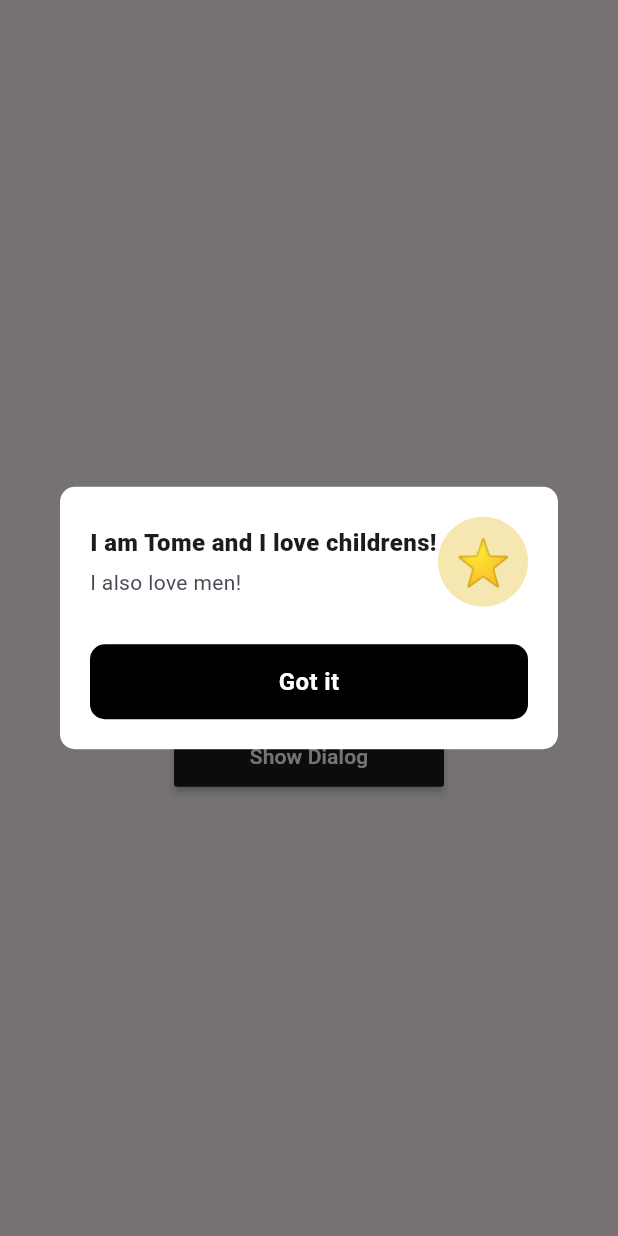
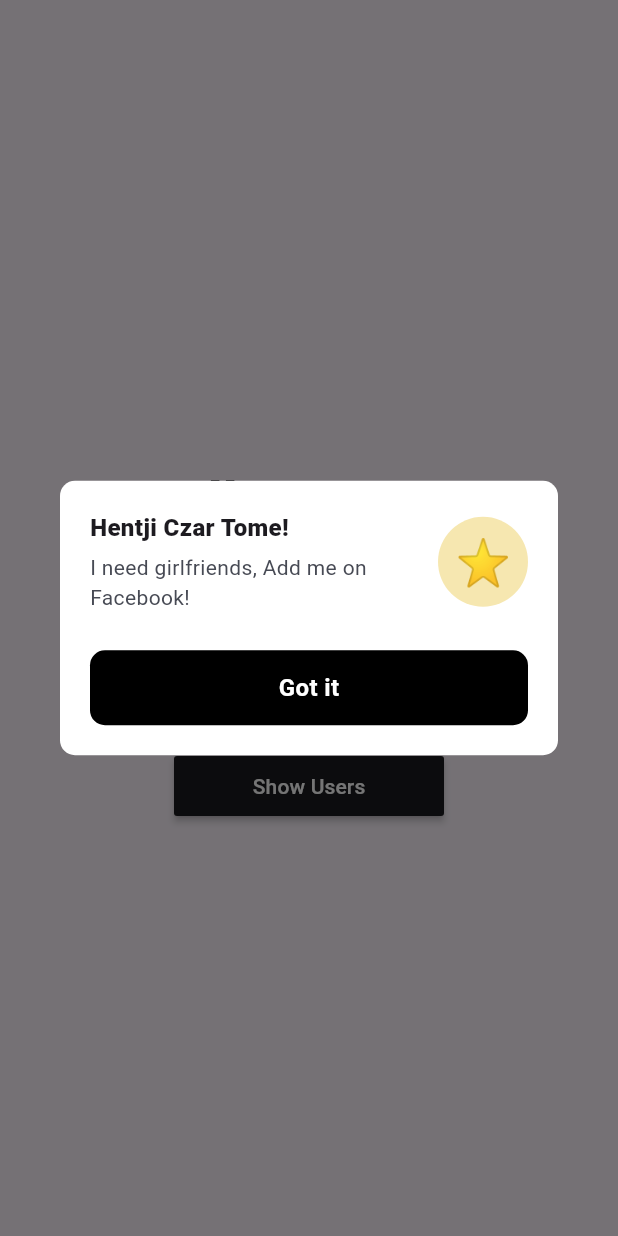
Before and after one commit to degamojay/stacked-intro-app, a Flutter app: the UsersView screen opened by its route, after a tap on "Show Dialog", on a phone screen of 412 x 824 dp. Run offline on Flutter 3.47's test engine with Material 3 defaults, Android fonts, the phone set to English and light mode, and no system bars; our stand-ins replace dio, stacked, stacked_services, stacked_shared.

Commit message:
2nd commit

```diff
--- a/lib/app/app.dart
+++ b/lib/app/app.dart
@@ -5,6 +5,7 @@ import 'package:stacked_app/ui/views/startup/startup_view.dart';
 import 'package:stacked/stacked_annotations.dart';
 import 'package:stacked_services/stacked_services.dart';
 import 'package:stacked_app/ui/views/users/users_view.dart';
+import 'package:stacked_app/services/users_service.dart';
 // @stacked-import
 
 @StackedApp(
@@ -18,7 +19,8 @@ import 'package:stacked_app/ui/views/users/users_view.dart';
     LazySingleton(classType: BottomSheetService),
     LazySingleton(classType: DialogService),
     LazySingleton(classType: NavigationService),
-    // @stacked-service
+    LazySingleton(classType: UsersService),
+// @stacked-service
   ],
   bottomsheets: [
     StackedBottomsheet(classType: NoticeSheet),
--- a/lib/app/app.locator.dart
+++ b/lib/app/app.locator.dart
@@ -10,6 +10,8 @@ import 'package:stacked_services/src/bottom_sheet/bottom_sheet_service.dart';
 import 'package:stacked_services/src/dialog/dialog_service.dart';
 import 'package:stacked_services/src/navigation/navigation_service.dart';
 import 'package:stacked_shared/stacked_shared.dart';
+
+import '../services/users_service.dart';
 
 final locator = StackedLocator.instance;
 
@@ -25,4 +27,5 @@ Future<void> setupLocator({
   locator.registerLazySingleton(() => BottomSheetService());
   locator.registerLazySingleton(() => DialogService());
   locator.registerLazySingleton(() => NavigationService());
+  locator.registerLazySingleton(() => UsersService());
 }
--- /dev/null
+++ b/lib/services/users_service.dart
@@ -0,0 +1,23 @@
+import 'package:dio/dio.dart';
+
+class UsersService {
+  final _dio = Dio();
+  Future<List<String>> getUsers() async {
+    List<String> users = [];
+    try {
+      final response = await _dio
+          .getUri(Uri.parse('https://jsonplaceholder.typicode.com/users'));
+      if (response.statusCode == 500) {
+        throw Exception();
+      }
+      users = [
+        response.data[0]['name'],
+        response.data[1]['name'],
+        response.data[2]['name'],
+      ];
+      return users;
+    } on Exception catch (e) {
+      throw Exception(e);
+    }
+  }
+}
--- a/lib/ui/views/home/home_view.dart
+++ b/lib/ui/views/home/home_view.dart
@@ -52,12 +52,13 @@ class HomeView extends StackedView<HomeViewModel> {
                       height: 40,
                       child: MaterialButton(
                         color: Colors.black,
-                      onPressed: ()=> viewModel.navigateToUsersView(),
+                        onPressed: () => viewModel.navigateToUsersView(),
                         child: const Text(
                           'Go to Users View',
                           style: TextStyle(color: Colors.white),
                         ),
-                    ),)
+                      ),
+                    )
                   ],
                 ),
                 Row(
--- a/lib/ui/views/users/users_view.dart
+++ b/lib/ui/views/users/users_view.dart
@@ -3,7 +3,6 @@ import 'package:stacked/stacked.dart';
 import 'package:stacked_app/ui/common/app_colors.dart';
 import 'package:stacked_app/ui/common/ui_helpers.dart';
 import 'package:stacked_app/ui/views/users/users_viewmodel.dart';
-
 
 class UsersView extends StackedView<UsersViewModel> {
   const UsersView({Key? key}) : super(key: key);
@@ -24,8 +23,7 @@ class UsersView extends StackedView<UsersViewModel> {
                         mainAxisAlignment: MainAxisAlignment.spaceBetween,
                         children: [
                       verticalSpaceLarge,
-                Column(
-                  children: [
+                      Column(children: [
                         const Text(
                           'Hello, USERS!',
                           style: TextStyle(
@@ -60,15 +58,25 @@ class UsersView extends StackedView<UsersViewModel> {
                               ),
                             ),
                           ),
-                    )
-                  ]
                         ),
-              ]
-            )
-          )
-        )
-      )
-    );
+                        const Padding(padding: EdgeInsets.only(top: 20)),
+                        SizedBox(
+                          width: 180,
+                          height: 40,
+                          child: MaterialButton(
+                            color: kcDarkGreyColor,
+                            onPressed: () => viewModel.getUsersFromService(),
+                            child: const Text(
+                              'Show Users',
+                              style: TextStyle(
+                                color: Colors.white,
+                              ),
+                            ),
+                          ),
+                        ),
+                        Text(viewModel.users.join(', ')),
+                      ]),
+                    ])))));
   }
 
   @override
--- a/lib/ui/views/users/users_viewmodel.dart
+++ b/lib/ui/views/users/users_viewmodel.dart
@@ -2,26 +2,32 @@ import 'package:stacked/stacked.dart';
 import 'package:stacked_app/app/app.dialogs.dart';
 import 'package:stacked_app/app/app.locator.dart';
 import 'package:stacked_app/app/app.router.dart';
+import 'package:stacked_app/services/users_service.dart';
 import 'package:stacked_services/stacked_services.dart';
 
 class UsersViewModel extends BaseViewModel {
   final _navigationService = locator<NavigationService>();
   final _dialogService = locator<DialogService>();
+  final _usersService = locator<UsersService>();
 
+  List<String> _users = [];
+  List<String> get users => _users;
 
   navigateToHomeView() async {
     await _navigationService.navigateToHomeView();
   }
 
-  void showDialogTome (){
+  void showDialogTome() {
     _dialogService.showCustomDialog(
-      variant:DialogType.infoAlert,
-      title: 'I am Tome and I love childrens!',
-      description: 'I also love men!',
+      variant: DialogType.infoAlert,
+      title: 'Hentji Czar Tome!',
+      description: 'I need girlfriends, Add me on Facebook!',
     );
   }
 
-
-
+  getUsersFromService() async {
+      _users = await _usersService.getUsers();
+      rebuildUi();
+    }
 
 }
--- a/pubspec.yaml
+++ b/pubspec.yaml
@@ -7,6 +7,7 @@ environment:
   sdk: '>=3.0.3 <4.0.0'
 
 dependencies:
+  dio: ^5.4.1
   flutter:
     sdk: flutter
   stacked: ^3.4.0
```
Also changed, not shown: pubspec.lock, 3 other files. Lines whose indentation alone changed are shown as unchanged.
